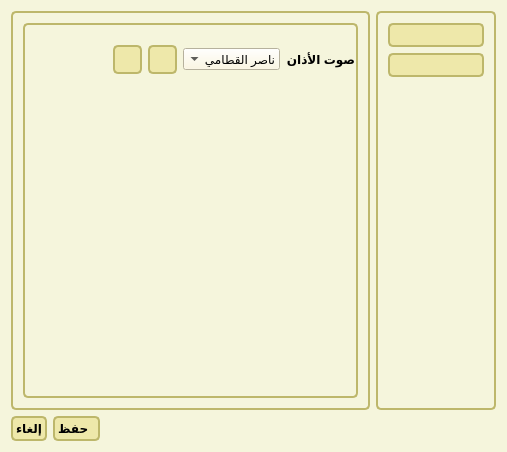
Before: the Qt Designer form SettingsDialog.ui in a-atalla/azan, drawn with Qt 5.
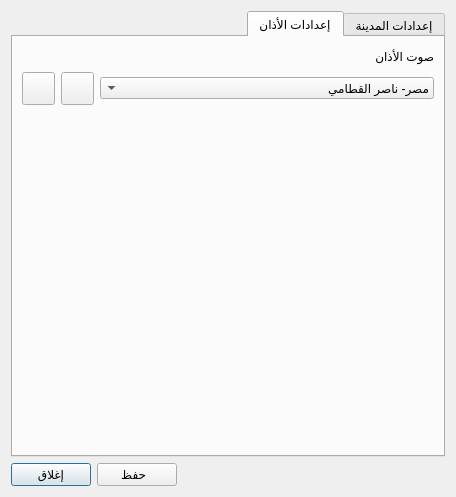
After: the same form once the commit is applied. The open tabs and pages were chosen to show the change. Icons and pictures are not drawn.

The edit to the form file:
```diff
--- a/SettingsDialog.ui
+++ b/SettingsDialog.ui
@@ -6,8 +6,8 @@
    <rect>
     <x>0</x>
     <y>0</y>
-    <width>507</width>
-    <height>452</height>
+    <width>456</width>
+    <height>497</height>
    </rect>
   </property>
   <property name="windowTitle">
@@ -17,120 +17,7 @@
    <enum>Qt::LeftToRight</enum>
   </property>
   <property name="styleSheet">
-   <string notr="true">.QWidget ,QDialog,QGroupBox {
-   background-color: beige;
-   font-family: KacstQurn ;
-}
-
-/* Nice Windows-XP-style password character. */
-QLineEdit[echoMode=&quot;2&quot;] {
-    lineedit-password-character: 9679;
-}
-
-/* We provide a min-width and min-height for push buttons
-   so that they look elegant regardless of the width of the text. */
-QPushButton , QToolButton {
-    background-color: palegoldenrod;
-    border-width: 2px;
-    border-color: darkkhaki;
-    border-style: solid;
-    border-radius: 5;
-    padding: 3px;
-    min-width: 9ex;
-    min-height: 2.5ex;
-}
-
-QPushButton:hover {
-   background-color: khaki;
-}
-
-/* Increase the padding, so the text is shifted when the button is
-   pressed. */
-QPushButton:pressed {
-    padding-left: 5px;
-    padding-top: 5px;
-    background-color: #d0d67c;
-}
-
-QLabel, QAbstractButton {
-    font: bold;
-}
-
-/* Mark mandatory fields with a brownish color. */
-.mandatory {
-    color: brown;
-}
-
-/* Bold text on status bar looks awful. */
-QStatusBar QLabel {
-   font: normal;
-}
-
-QStatusBar::item {
-    border-width: 1;
-    border-color: darkkhaki;
-    border-style: solid;
-    border-radius: 2;
-}
-
-QComboBox, QLineEdit, QSpinBox, QTextEdit, QListView,QProgressBar {
-    background-color: cornsilk;
-    selection-color: #0a214c; 
-    selection-background-color: #C19A6B;
-}
-
-QListView {
-    show-decoration-selected: 1;
-}
-
-QListView::item:hover {
-    background-color: wheat;
-}
-
-/* We reserve 1 pixel space in padding. When we get the focus,
-   we kill the padding and enlarge the border. This makes the items
-   glow. */
-QLineEdit, QFrame {
-    border-width: 2px;
-    padding: 1px;
-    border-style: solid;
-    border-color: darkkhaki;
-    border-radius: 5px;
-}
-
-/* As mentioned above, eliminate the padding and increase the border. */
-QLineEdit:focus, QFrame:focus {
-    border-width: 3px;
-    padding: 0px;
-}
-
-/* A QLabel is a QFrame ... */
-QLabel {
-    border: none;
-    padding: 0;
-    background: none;
-}
-
-/* A QToolTip is a QLabel ... */
-QToolTip {
-    border: 2px solid darkkhaki;
-    padding: 5px;
-    border-radius: 3px;
-    opacity: 200;
-}
-
-/* Nice to have the background color change when hovered. */
-QRadioButton:hover, QCheckBox:hover {
-    background-color: wheat;
-}
-
-/* Force the dialog's buttons to follow the Windows guidelines. */
-QDialogButtonBox {
-    button-layout: 0;
-}
-
- 
-</string>
+   <string notr="true"/>
   </property>
   <property name="modal">
    <bool>false</bool>
@@ -139,18 +26,37 @@
    <item>
     <layout class="QHBoxLayout" name="horizontalLayout_11">
      <item>
-      <widget class="QStackedWidget" name="stackedWidget">
+      <widget class="QTabWidget" name="tabWidget">
        <property name="enabled">
         <bool>true</bool>
        </property>
        <property name="focusPolicy">
         <enum>Qt::TabFocus</enum>
        </property>
+       <property name="layoutDirection">
+        <enum>Qt::RightToLeft</enum>
+       </property>
        <property name="currentIndex">
         <number>1</number>
        </property>
-       <widget class="QWidget" name="stackedWidgetPage1">
-        <layout class="QVBoxLayout" name="verticalLayout_4">
+       <property name="iconSize">
+        <size>
+         <width>48</width>
+         <height>48</height>
+        </size>
+       </property>
+       <widget class="QWidget" name="tabWidgetPage1">
+        <property name="layoutDirection">
+         <enum>Qt::LeftToRight</enum>
+        </property>
+        <attribute name="icon">
+         <iconset>
+          <normaloff>icons/kubbetussahra_128x128x32.png</normaloff>icons/kubbetussahra_128x128x32.png</iconset>
+        </attribute>
+        <attribute name="title">
+         <string>إعدادات المدينة</string>
+        </attribute>
+        <layout class="QVBoxLayout" name="verticalLayout">
          <item>
           <layout class="QHBoxLayout" name="horizontalLayout_10">
            <item>
@@ -433,28 +339,52 @@
          </item>
         </layout>
        </widget>
-       <widget class="QWidget" name="stackedWidgetPage2">
-        <layout class="QGridLayout" name="gridLayout">
-         <item row="0" column="1">
-          <widget class="QFrame" name="frame_2">
-           <property name="frameShape">
-            <enum>QFrame::StyledPanel</enum>
-           </property>
-           <property name="frameShadow">
-            <enum>QFrame::Raised</enum>
-           </property>
-           <widget class="QWidget" name="layoutWidget">
-            <property name="geometry">
-             <rect>
-              <x>90</x>
-              <y>20</y>
-              <width>242</width>
-              <height>33</height>
-             </rect>
-            </property>
+       <widget class="QWidget" name="tabWidgetPage2">
+        <property name="layoutDirection">
+         <enum>Qt::LeftToRight</enum>
+        </property>
+        <attribute name="icon">
+         <iconset>
+          <normaloff>icons/preferences-desktop-sound.png</normaloff>icons/preferences-desktop-sound.png</iconset>
+        </attribute>
+        <attribute name="title">
+         <string>إعدادات الأذان</string>
+        </attribute>
+        <layout class="QVBoxLayout" name="verticalLayout_6">
+         <item>
+          <layout class="QHBoxLayout" name="horizontalLayout_13">
+           <item>
+            <spacer name="horizontalSpacer_9">
+             <property name="orientation">
+              <enum>Qt::Horizontal</enum>
+             </property>
+             <property name="sizeHint" stdset="0">
+              <size>
+               <width>40</width>
+               <height>20</height>
+              </size>
+             </property>
+            </spacer>
+           </item>
+           <item>
+            <widget class="QLabel" name="label_7">
+             <property name="text">
+              <string>صوت الأذان</string>
+             </property>
+            </widget>
+           </item>
+          </layout>
+         </item>
+         <item>
             <layout class="QHBoxLayout" name="horizontalLayout_12">
              <item>
               <widget class="QToolButton" name="btnStop">
+             <property name="minimumSize">
+              <size>
+               <width>33</width>
+               <height>33</height>
+              </size>
+             </property>
                <property name="text">
                 <string/>
                </property>
@@ -466,6 +396,12 @@
              </item>
              <item>
               <widget class="QToolButton" name="btnPlay">
+             <property name="minimumSize">
+              <size>
+               <width>33</width>
+               <height>33</height>
+              </size>
+             </property>
                <property name="text">
                 <string/>
                </property>
@@ -482,7 +418,7 @@
                </property>
                <item>
                 <property name="text">
-                 <string>ناصر القطامي</string>
+               <string>مصر- ناصر القطامي</string>
                 </property>
                </item>
                <item>
@@ -502,99 +438,23 @@
                </item>
               </widget>
              </item>
-             <item>
-              <widget class="QLabel" name="label_6">
-               <property name="text">
-                <string>صوت الأذان</string>
-               </property>
-              </widget>
-             </item>
-            </layout>
-           </widget>
-          </widget>
+          </layout>
          </item>
-        </layout>
-       </widget>
-      </widget>
-     </item>
      <item>
-      <widget class="QFrame" name="frame">
-       <property name="minimumSize">
-        <size>
-         <width>120</width>
-         <height>0</height>
-        </size>
-       </property>
-       <property name="frameShape">
-        <enum>QFrame::NoFrame</enum>
-       </property>
-       <property name="frameShadow">
-        <enum>QFrame::Sunken</enum>
-       </property>
-       <property name="lineWidth">
-        <number>0</number>
-       </property>
-       <layout class="QVBoxLayout" name="verticalLayout">
-        <item>
-         <widget class="QPushButton" name="btnCitySettings">
-          <property name="toolTip">
-           <string>أعدادات المدينة</string>
-          </property>
-          <property name="text">
-           <string/>
-          </property>
-          <property name="icon">
-           <iconset>
-            <normaloff>icons/kubbetussahra_128x128x32.png</normaloff>icons/kubbetussahra_128x128x32.png</iconset>
-          </property>
-          <property name="iconSize">
-           <size>
-            <width>56</width>
-            <height>56</height>
-           </size>
-          </property>
-          <property name="flat">
-           <bool>true</bool>
-          </property>
-         </widget>
-        </item>
-        <item>
-         <widget class="QPushButton" name="btnAzanSettings">
-          <property name="toolTip">
-           <string>إعدادات التذكير</string>
-          </property>
-          <property name="text">
-           <string/>
-          </property>
-          <property name="icon">
-           <iconset>
-            <normaloff>icons/preferences-desktop-sound.png</normaloff>icons/preferences-desktop-sound.png</iconset>
-          </property>
-          <property name="iconSize">
-           <size>
-            <width>56</width>
-            <height>56</height>
-           </size>
-          </property>
-          <property name="flat">
-           <bool>true</bool>
-          </property>
-         </widget>
-        </item>
-        <item>
-         <spacer name="verticalSpacer">
+          <spacer name="verticalSpacer_2">
           <property name="orientation">
            <enum>Qt::Vertical</enum>
           </property>
           <property name="sizeHint" stdset="0">
            <size>
             <width>20</width>
-            <height>40</height>
+             <height>344</height>
            </size>
           </property>
          </spacer>
         </item>
        </layout>
+       </widget>
       </widget>
      </item>
     </layout>
@@ -604,7 +464,7 @@
      <item>
       <widget class="QPushButton" name="pushButton">
        <property name="text">
-        <string>إلغاء</string>
+        <string>إغلاق</string>
        </property>
       </widget>
      </item>
```
Left out of the diff: 73 changed lines with no effect on the pictures. Lines whose indentation alone changed are shown as unchanged.
